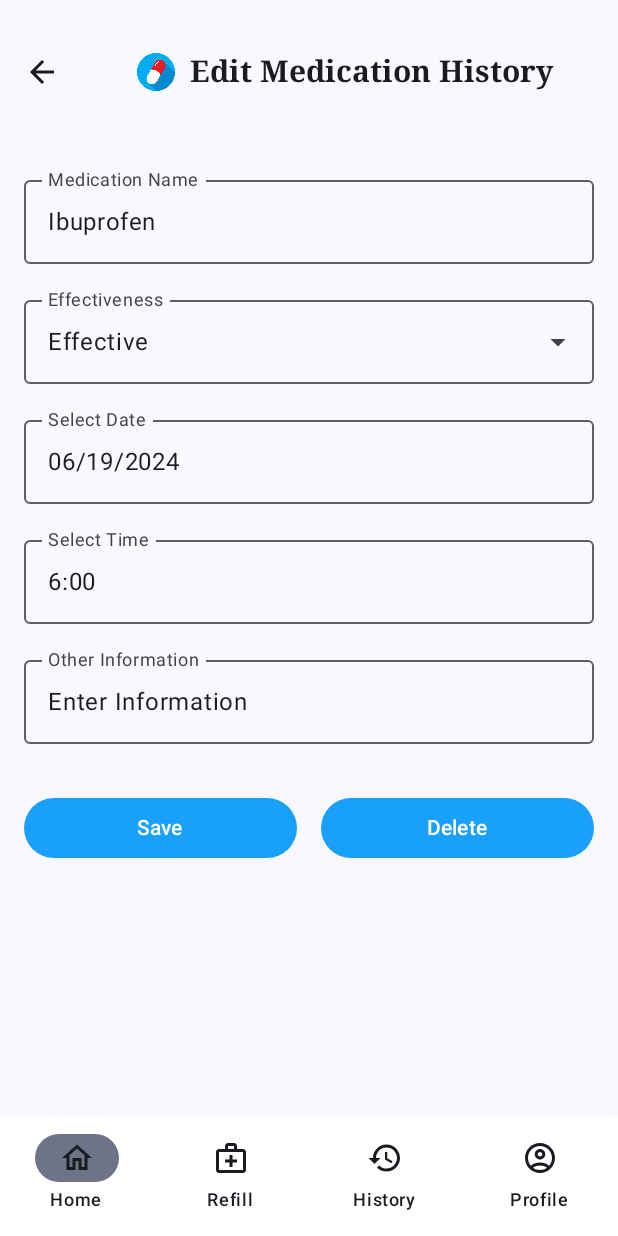
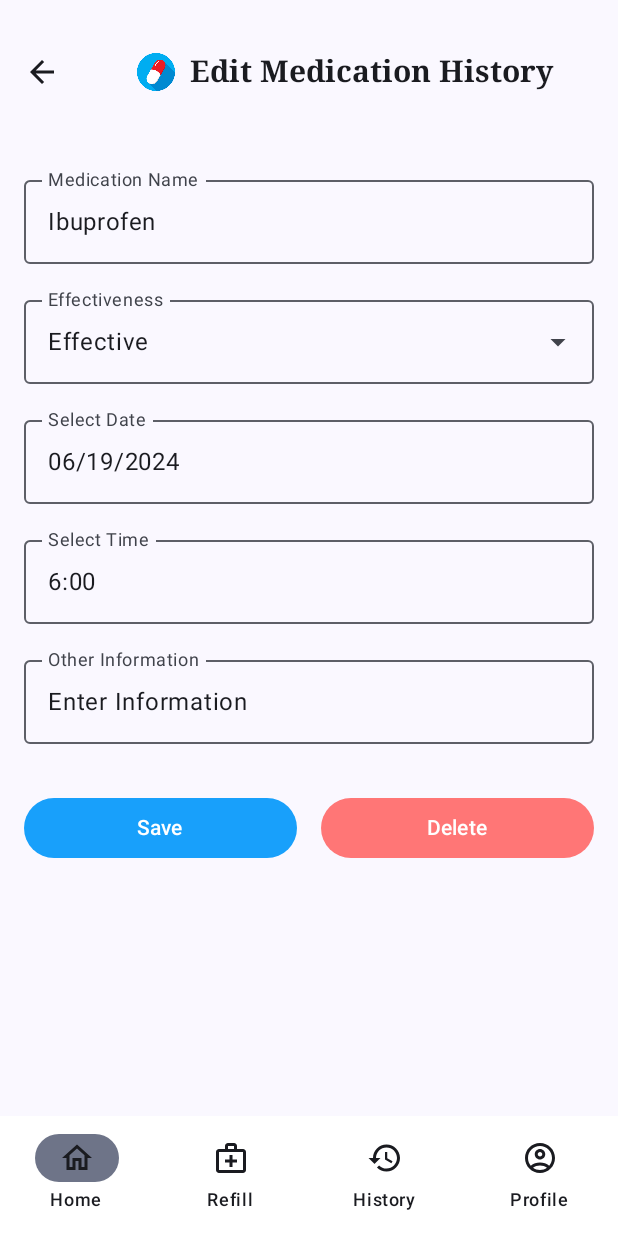
Before and after one commit to andrewliu6868/DoseDiary-Medication-and-Refill-Reminder-App, an Android app built with Jetpack Compose: the EditMedication screen opened through its navigation route, on a phone screen of 412 x 824 dp. Run offline under Robolectric (Android 15) with nearby library versions, the phone set to English and light mode, and no system bars.

Commit message:
changed color of delete button to red

```diff
--- a/app/src/main/java/com/example/dosediary/view/EditMedHistory.kt
+++ b/app/src/main/java/com/example/dosediary/view/EditMedHistory.kt
@@ -10,6 +10,7 @@ import androidx.compose.ui.Modifier
 import androidx.compose.ui.unit.dp
 import java.util.*
 import androidx.compose.runtime.Composable
+import androidx.compose.ui.graphics.Color
 import androidx.compose.ui.tooling.preview.Preview
 import androidx.navigation.NavHostController
 import androidx.navigation.compose.rememberNavController
@@ -204,7 +205,7 @@ fun ButtonRow(navController: NavHostController) {
         Spacer(modifier = Modifier.width(16.dp))
         Button(
             onClick = {navController.navigate("history")},
-            colors = ButtonDefaults.buttonColors(containerColor = Primary),
+            colors = ButtonDefaults.buttonColors(containerColor = Color(0xFFFF7676)),
             modifier = Modifier.weight(1f)
         ) {
             Text("Delete")
```
